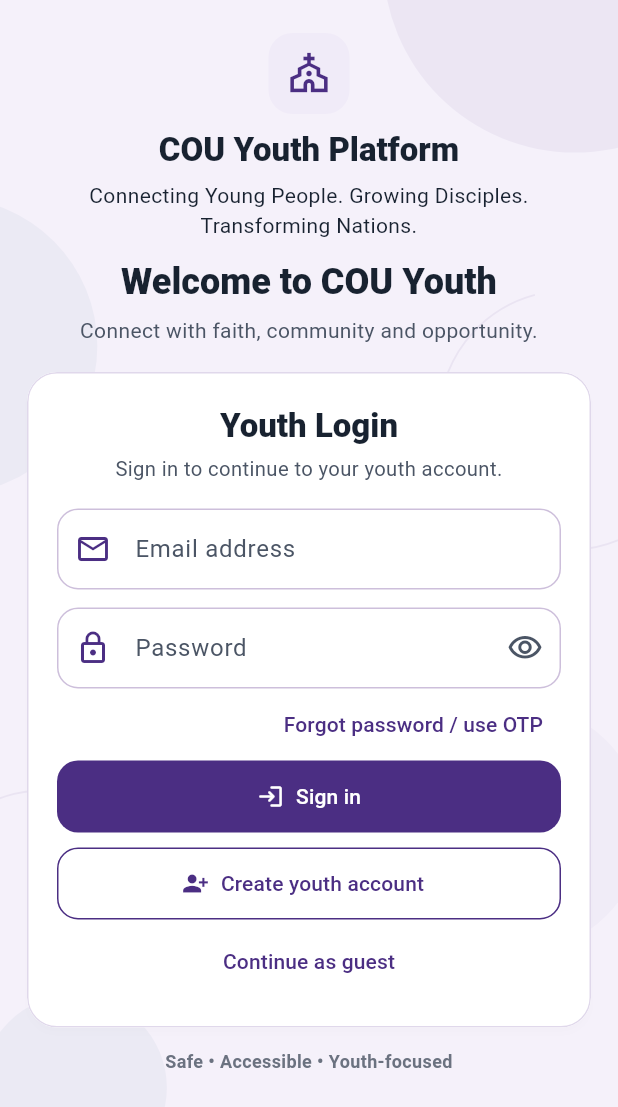
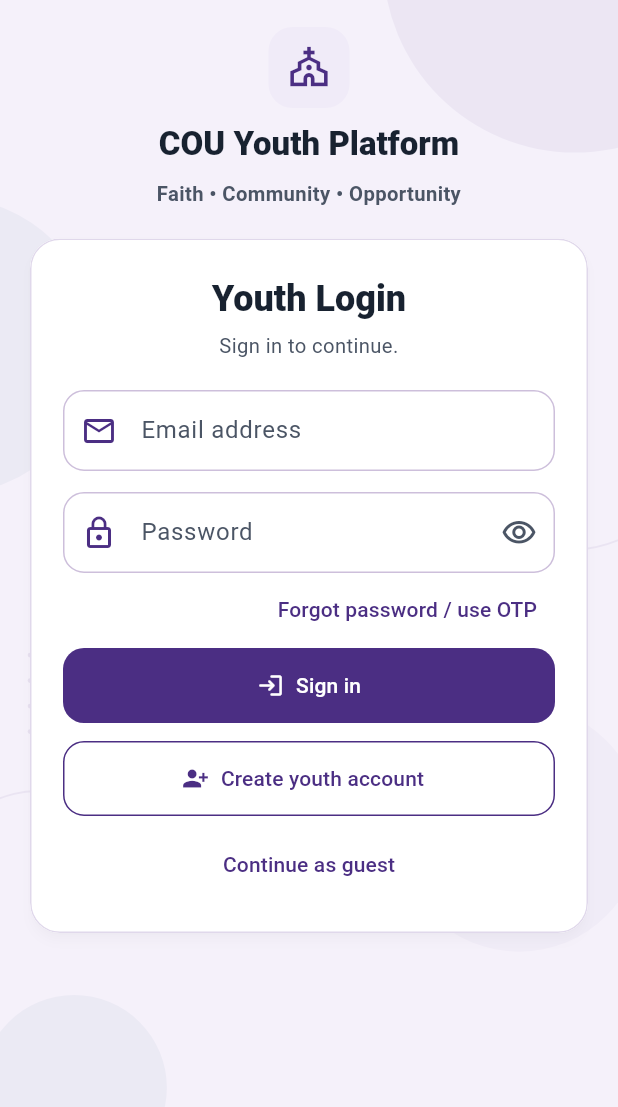
Before and after one commit to Engwaksken/cou-youth-flutter, a Flutter app: the screen it shows after launch, on a phone screen of 412 x 824 dp. Shown: the top 1107 px of the screen. Run offline on Flutter 3.47's test engine with Material 3 defaults, Android fonts, the phone set to English and light mode, and no system bars; our stand-ins replace firebase_core, firebase_messaging, flutter_secure_storage; accounts and stored records are empty; network calls fail.

Commit message:
Simplify and professionalize youth login screen

```diff
--- a/lib/screens/login_screen.dart
+++ b/lib/screens/login_screen.dart
@@ -103,38 +103,32 @@ class _LoginScreenState extends State<LoginScreen> {
         child: LayoutBuilder(
           builder: (context, constraints) {
             return SingleChildScrollView(
-              padding: const EdgeInsets.fromLTRB(18, 18, 18, 24),
+              padding: const EdgeInsets.fromLTRB(20, 18, 20, 24),
               child: Center(
                 child: ConstrainedBox(
-                  constraints: const BoxConstraints(maxWidth: 460),
+                  constraints: const BoxConstraints(maxWidth: 440),
                   child: Column(
                     children: [
-                      const SizedBox(height: 4),
-                      const BrandHeader(compact: true),
-                      const SizedBox(height: 12),
-                      Text(
-                        'Welcome to COU Youth',
-                        textAlign: TextAlign.center,
-                        style: Theme.of(context).textTheme.headlineSmall?.copyWith(
-                              color: AppColors.textPrimary,
-                              fontWeight: FontWeight.w800,
+                      const BrandHeader(
+                        compact: true,
+                        showTagline: false,
                       ),
-                      ),
-                      const SizedBox(height: 6),
+                      const SizedBox(height: 10),
                       const Text(
-                        'Connect with faith, community and opportunity.',
+                        'Faith • Community • Opportunity',
                         textAlign: TextAlign.center,
                         style: TextStyle(
                           color: AppColors.textSecondary,
-                          fontSize: 14,
-                          height: 1.4,
+                          fontSize: 13.5,
+                          fontWeight: FontWeight.w600,
                         ),
                       ),
-                      const SizedBox(height: 18),
+                      const SizedBox(height: 20),
                       Card(
-                        elevation: 2,
+                        elevation: 3,
+                        shadowColor: Colors.black12,
                         child: Padding(
-                          padding: const EdgeInsets.fromLTRB(20, 22, 20, 20),
+                          padding: const EdgeInsets.fromLTRB(22, 24, 22, 22),
                           child: Form(
                             key: _formKey,
                             child: Column(
@@ -143,22 +137,24 @@ class _LoginScreenState extends State<LoginScreen> {
                                 Text(
                                   'Youth Login',
                                   textAlign: TextAlign.center,
-                                  style: Theme.of(context).textTheme.titleLarge?.copyWith(
+                                  style: Theme.of(context)
+                                      .textTheme
+                                      .headlineSmall
+                                      ?.copyWith(
                                         color: AppColors.textPrimary,
                                         fontWeight: FontWeight.w800,
                                       ),
                                 ),
-                                const SizedBox(height: 5),
+                                const SizedBox(height: 6),
                                 const Text(
-                                  'Sign in to continue to your youth account.',
+                                  'Sign in to continue.',
                                   textAlign: TextAlign.center,
                                   style: TextStyle(
                                     color: AppColors.textSecondary,
                                     fontSize: 13.5,
-                                    height: 1.35,
                                   ),
                                 ),
-                                const SizedBox(height: 18),
+                                const SizedBox(height: 20),
                                 if (_error != null) ...[
                                   Semantics(
                                     liveRegion: true,
@@ -197,7 +193,7 @@ class _LoginScreenState extends State<LoginScreen> {
                                     return null;
                                   },
                                 ),
-                                const SizedBox(height: 12),
+                                const SizedBox(height: 14),
                                 TextFormField(
                                   controller: _passwordController,
                                   obscureText: _obscurePassword,
@@ -230,10 +226,15 @@ class _LoginScreenState extends State<LoginScreen> {
                                   alignment: Alignment.centerRight,
                                   child: TextButton(
                                     onPressed: _loading ? null : _openRecovery,
-                                    child: Text(strings.text('forgot_password_otp')),
+                                    child: Text(
+                                      strings.text('forgot_password_otp'),
                                     ),
                                   ),
-                                FilledButton.icon(
+                                ),
+                                const SizedBox(height: 2),
+                                SizedBox(
+                                  height: 50,
+                                  child: FilledButton.icon(
                                     onPressed: _loading ? null : _submit,
                                     icon: _loading
                                         ? const SizedBox(
@@ -251,8 +252,11 @@ class _LoginScreenState extends State<LoginScreen> {
                                           : strings.text('sign_in'),
                                     ),
                                   ),
-                                const SizedBox(height: 10),
-                                OutlinedButton.icon(
+                                ),
+                                const SizedBox(height: 12),
+                                SizedBox(
+                                  height: 50,
+                                  child: OutlinedButton.icon(
                                     onPressed: _loading ? null : _openRegister,
                                     icon: const Icon(Icons.person_add_alt_1),
                                     label: Text(
@@ -260,7 +264,8 @@ class _LoginScreenState extends State<LoginScreen> {
                                       textAlign: TextAlign.center,
                                     ),
                                   ),
-                                const SizedBox(height: 4),
+                                ),
+                                const SizedBox(height: 8),
                                 TextButton(
                                   onPressed: _loading
                                       ? null
@@ -270,16 +275,6 @@ class _LoginScreenState extends State<LoginScreen> {
                               ],
                             ),
                           ),
-                        ),
-                      ),
-                      const SizedBox(height: 14),
-                      const Text(
-                        'Safe • Accessible • Youth-focused',
-                        textAlign: TextAlign.center,
-                        style: TextStyle(
-                          color: AppColors.textMuted,
-                          fontSize: 12,
-                          fontWeight: FontWeight.w600,
                         ),
                       ),
                     ],
```
Lines whose indentation alone changed are shown as unchanged.
